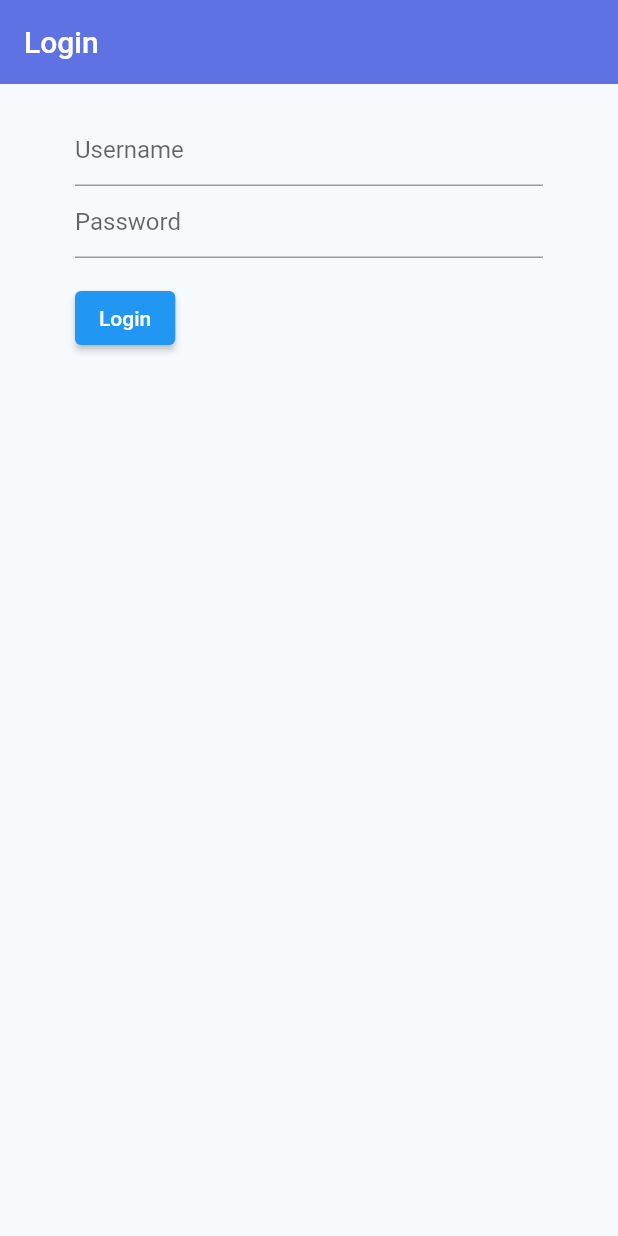
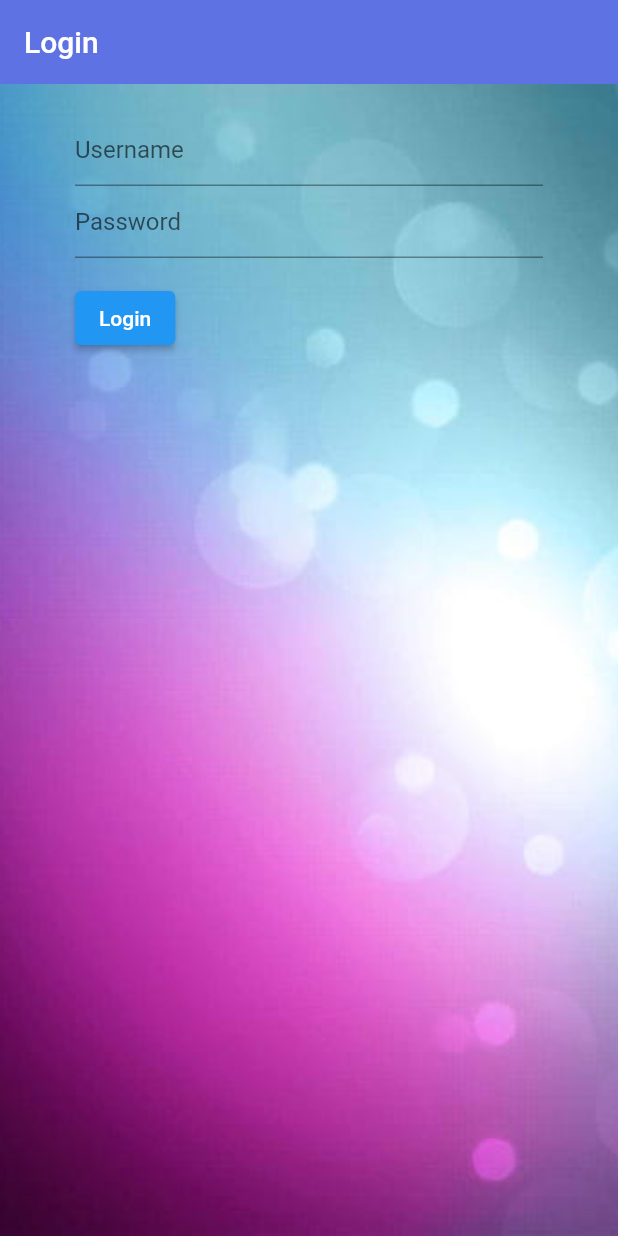
Before and after one commit to maac4422/flutter_personas, a Flutter app: the screen it shows after launch, on a phone screen of 412 x 824 dp. Run offline on Flutter 3.47's test engine with Material 2 defaults, Android fonts, the phone set to English and light mode, and no system bars; our stand-ins replace pie_chart, sqflite; accounts and stored records are empty.

Commit message:
Add login background

```diff
--- a/lib/screens/Login/login.dart
+++ b/lib/screens/Login/login.dart
@@ -41,6 +41,12 @@ class _LoginState extends State<Login> {
           children:[
             Expanded(
                 child:Container(
+                    decoration: const BoxDecoration(
+                      image: DecorationImage(
+                        image: AssetImage("assets/login-background.jpeg"),
+                        fit: BoxFit.cover,
+                      ),
+                    ),
                     padding: const EdgeInsets.symmetric(vertical: 20.0, horizontal: 50.0),
                     child: Form(
                       key: formKey,
--- a/pubspec.yaml
+++ b/pubspec.yaml
@@ -16,7 +16,7 @@ publish_to: 'none' # Remove this line if you wish to publish to pub.dev
 # https://developer.apple.com/library/archive/documentation/General/Reference/InfoPlistKeyReference/Articles/CoreFoundationKeys.html
 # In Windows, build-name is used as the major, minor, and patch parts
 # of the product and file versions while build-number is used as the build suffix.
-version: 1.0.2+2
+version: 1.0.3+3
 
 environment:
   sdk: '>=2.19.6 <3.0.0'
@@ -62,8 +62,8 @@ flutter:
   uses-material-design: true
 
   # To add assets to your application, add an assets section, like this:
-  # assets:
-  #   - images/a_dot_burr.jpeg
+  assets:
+    - assets/login-background.jpeg
   #   - images/a_dot_ham.jpeg
 
   # An image asset can refer to one or more resolution-specific "variants", see
```
Also changed, not shown: assets/login-background.jpeg (added).
